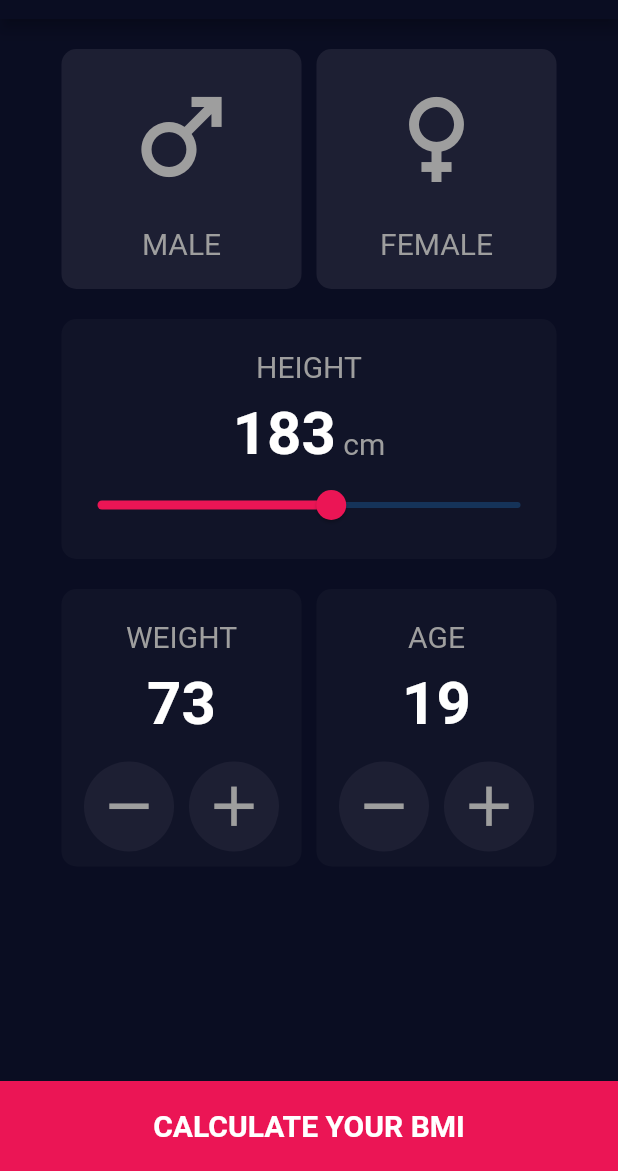
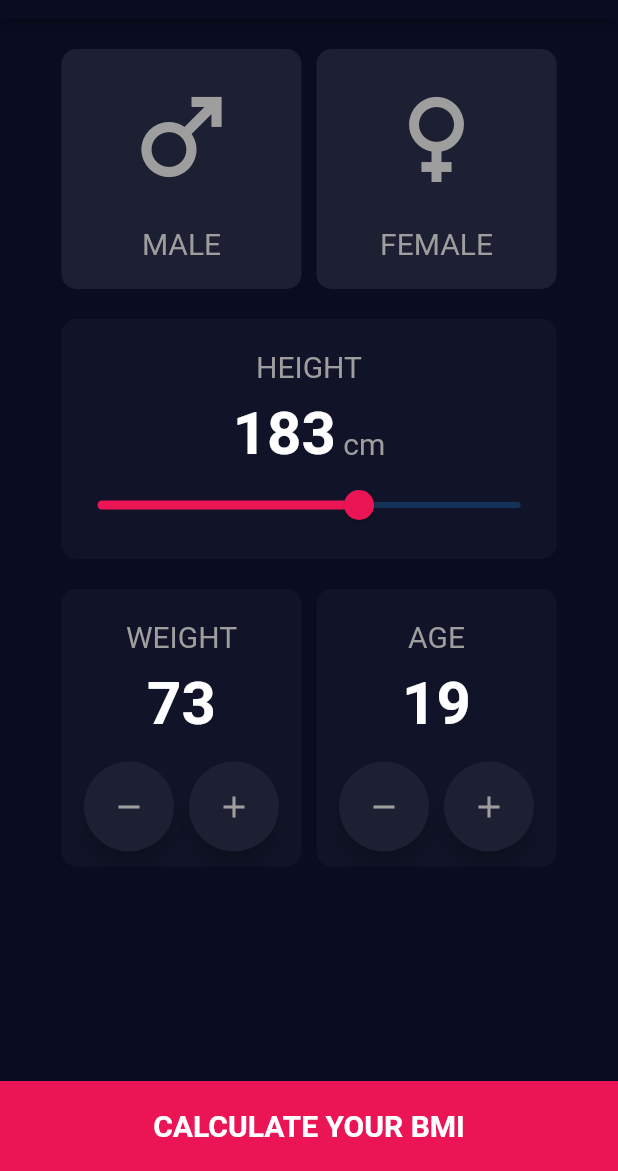
Before and after one commit to aminmk99/BMI_Calculator, a Flutter app: the screen it shows after launch, after a tap on the "remove" icon, on a phone screen of 412 x 824 dp, the part 65-1236 px from its top. Run offline on Flutter 3.47's test engine with Material 2 defaults, Android fonts, the phone set to English and light mode, and no system bars; our stand-ins replace get.

Commit message:
Replaced add and minus buttons

```diff
--- a/lib/buttons/circle_buttons.dart
+++ b/lib/buttons/circle_buttons.dart
@@ -4,13 +4,24 @@ import '../colors/colors.dart';
 
 // ignore: must_be_immutable
 class CircleButtons extends StatelessWidget {
-
   final IconData icon;
   VoidCallback operation;
   CircleButtons(this.icon, this.operation);
 
   @override
   Widget build(BuildContext context) {
+    return SizedBox(
+      width: 60,
+      height: 60,
+      child: FloatingActionButton(
+        onPressed: operation,
+        backgroundColor: kLightNavyBlueColor,
+        child: Icon(
+          icon,
+          color: Colors.grey,
+        ),
+      ),
+    );
     return InkWell(
       onTap: () {
         operation();
@@ -18,9 +29,8 @@ class CircleButtons extends StatelessWidget {
       child: Container(
         width: 60,
         height: 60,
-        decoration: BoxDecoration(
-            color: kLightNavyBlueColor,
-            shape: BoxShape.circle),
+        decoration:
+            BoxDecoration(color: kLightNavyBlueColor, shape: BoxShape.circle),
         child: Icon(
           icon,
           color: Colors.grey,
--- a/lib/screens/first_screen.dart
+++ b/lib/screens/first_screen.dart
@@ -126,8 +126,8 @@ class _FirstScreenState extends State<FirstScreen> {
                       ),
                       Slider(
                         value: _currentSliderValue,
-                        min: 99,
-                        max: 250,
+                        min: 91,
+                        max: 240,
                         divisions: 150,
                         activeColor: kPinkColor,
                         onChanged: (double value) {
```
